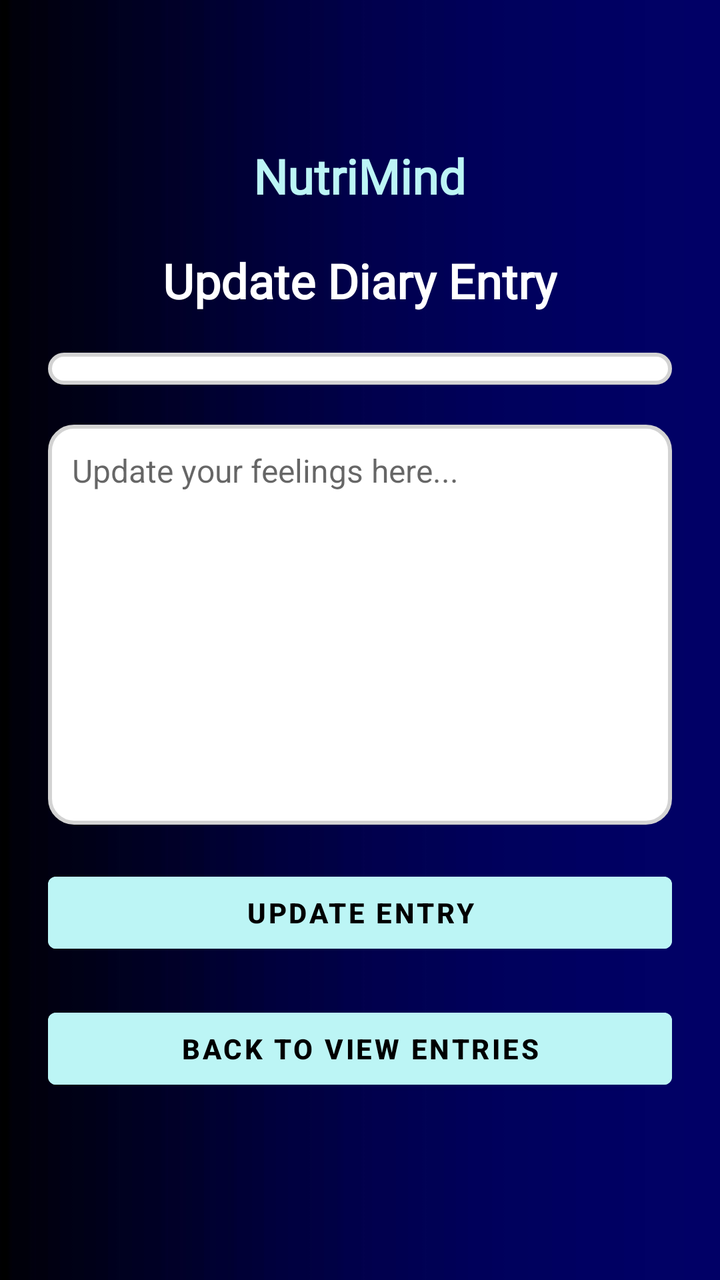
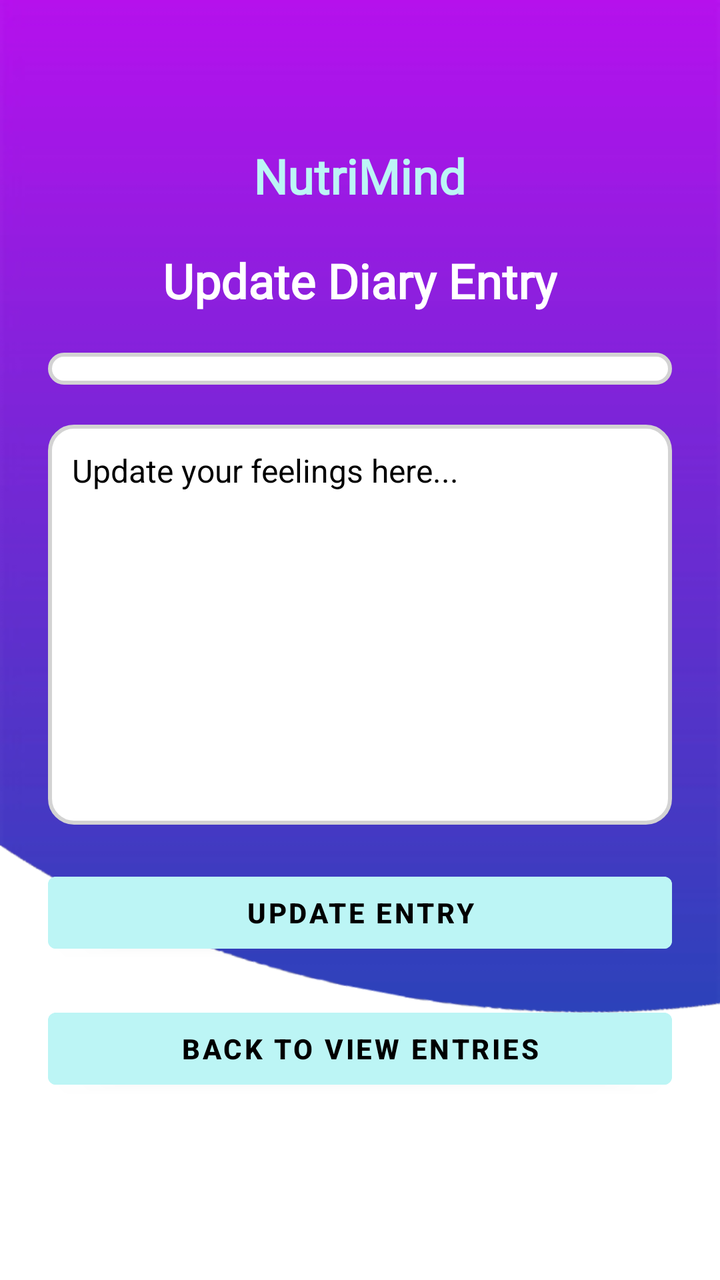

Before-and-after screenshots of an Android layout around one commit, followed by the original layout XML and the change that was made.
<!-- AndroidManifest.xml: application theme Theme.NutriMind -->
<!-- res/layout/activity_update_diary.xml -->
<?xml version="1.0" encoding="utf-8"?>
<ScrollView xmlns:android="http://schemas.android.com/apk/res/android"
    android:layout_width="match_parent"
    android:layout_height="match_parent"
    android:fillViewport="true"
    android:background="@drawable/bg2">



    <LinearLayout
        android:layout_width="match_parent"
        android:layout_height="wrap_content"
        android:orientation="vertical"
        android:padding="24dp"
        android:gravity="center">

        <TextView
            android:id="@+id/titleHome"
            android:layout_width="wrap_content"
            android:layout_height="wrap_content"
            android:fontFamily="@font/lora_bold_italic"
            android:text="NutriMind"
            android:textColor="@color/teal_200"
            android:textSize="24sp"
            android:textStyle="bold"
            android:layout_marginBottom="20dp"
            android:layout_gravity="center"/>

        <TextView
            android:layout_width="wrap_content"
            android:layout_height="wrap_content"
            android:text="Update Diary Entry"
            android:fontFamily="@font/lora_semibold_italic"
            android:textSize="24dp"
            android:textStyle="bold"
            android:textColor="@color/white"
            android:layout_marginBottom="20dp"/>

        <Spinner
            android:id="@+id/spinnerSelectEntry"
            android:layout_width="match_parent"
            android:layout_height="wrap_content"
            android:background="@drawable/rounded_fd"
            android:padding="8dp"
            android:layout_marginBottom="20dp"/>

        <EditText
            android:id="@+id/etFeelingEntry"
            android:layout_width="match_parent"
            android:layout_height="200dp"
            android:hint="Update your feelings here..."
            android:background="@drawable/rounded_fd"
            android:padding="12dp"
            android:textSize="16sp"
            android:gravity="top"
            android:inputType="textMultiLine"
            android:layout_marginBottom="20dp"/>

        <Button
            android:id="@+id/btnUpdateEntry"
            android:layout_width="match_parent"
            android:layout_height="wrap_content"
            android:text="Update Entry"
            android:backgroundTint="@color/teal_200"
            android:textColor="@android:color/black"
            android:textStyle="bold"
            android:padding="8dp"
            android:layout_marginBottom="20dp"/>

        <Button
            android:id="@+id/btnBackToView"
            android:layout_width="match_parent"
            android:layout_height="wrap_content"
            android:text="Back to View Entries"
            android:backgroundTint="@color/teal_200"
            android:textColor="@android:color/black"
            android:textStyle="bold"
            android:padding="8dp"
            android:layout_marginBottom="20dp"/>
    </LinearLayout>
</ScrollView>
<!-- resources referenced by this layout -->
<resources>
  <color name="teal_200">#bcf5f5</color>
  <color name="white">#FFFFFFFF</color>
  <!-- drawable bg2: jpg bitmap (drawable, 12617 bytes) -->
  <!-- drawable rounded_fd (drawable) -->
  <?xml version="1.0" encoding="utf-8"?>
  <shape xmlns:android="http://schemas.android.com/apk/res/android" android:shape="rectangle">
      <corners android:radius="12dp"/>
      <solid android:color="@android:color/white"/>
      <stroke android:width="2dp" android:color="#D3D3D3"/>
  </shape>
  <style name="Theme.NutriMind" parent="Theme.MaterialComponents.DayNight.NoActionBar">
          
          <item name="colorPrimary">@color/purple_500</item>
          <item name="colorPrimaryVariant">@color/purple_700</item>
          <item name="colorOnPrimary">@color/white</item>
          
          <item name="colorSecondary">@color/teal_200</item>
          <item name="colorSecondaryVariant">@color/teal_700</item>
          <item name="colorOnSecondary">@color/black</item>
  
          
          <item name="android:statusBarColor" tools:targetApi="l">?attr/colorPrimaryVariant</item>
      </style>
  <color name="purple_500">#9C27B0</color>
  <color name="purple_700">#7B1FA2</color>
  <color name="teal_700">#00796B</color>
  <color name="black">#FF000000</color>
</resources>

<!-- the commit's change to res/layout/activity_update_diary.xml (unified diff, before → after) -->
@@ -3,7 +3,7 @@
     android:layout_width="match_parent"
     android:layout_height="match_parent"
     android:fillViewport="true"
-    android:background="@drawable/bg2">
+    android:background="@drawable/background">
 
 
 
@@ -54,6 +54,8 @@
             android:textSize="16sp"
             android:gravity="top"
             android:inputType="textMultiLine"
+            android:textColor="@color/black"
+            android:textColorHint="@color/black"
             android:layout_marginBottom="20dp"/>
 
         <Button
<!-- resource entries referenced after the edit -->
@@ -2,7 +2,7 @@
 <resources>
   <color name="teal_200">#bcf5f5</color>
   <color name="white">#FFFFFFFF</color>
-  <!-- drawable bg2: jpg bitmap (drawable, 12617 bytes) -->
+  <!-- drawable background: png bitmap (drawable, 19321 bytes) -->
   <!-- drawable rounded_fd (drawable) -->
   <?xml version="1.0" encoding="utf-8"?>
   <shape xmlns:android="http://schemas.android.com/apk/res/android" android:shape="rectangle">
